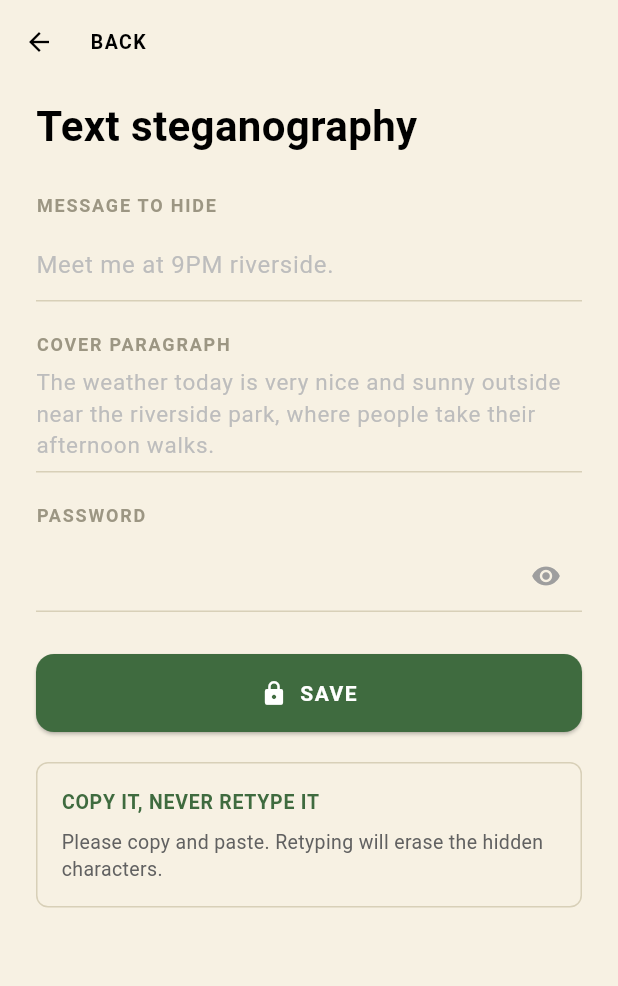
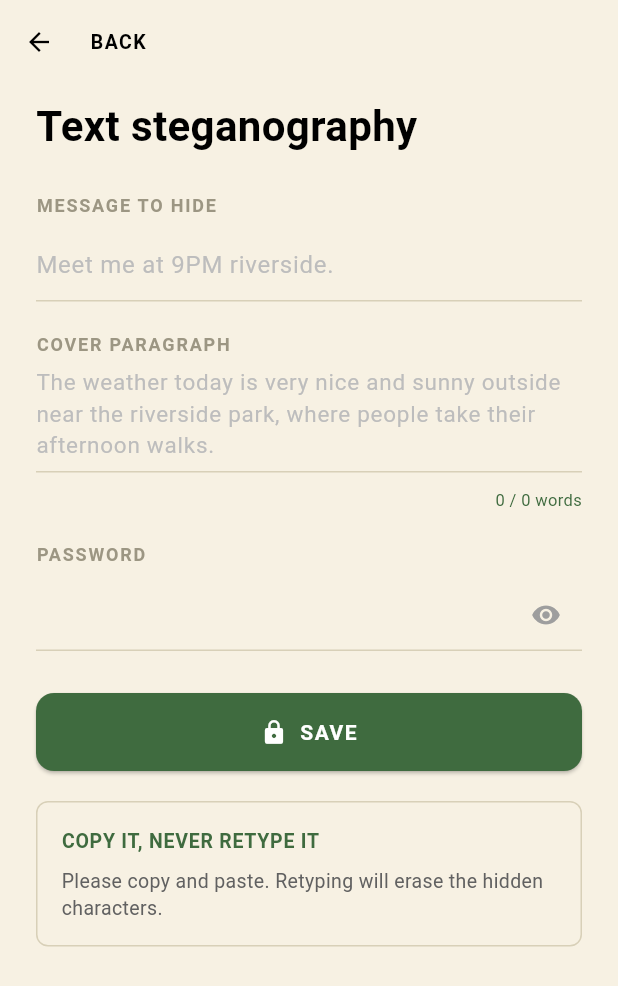
Before and after one commit to ThoeunYanit/Bongkob_Mobile_Development_Project, a Flutter app: the screen it shows after launch, after a tap on "Text steganography", on a phone screen of 412 x 824 dp. Shown: the top 986 px of the screen. Run offline on Flutter 3.47's test engine with Material 3 defaults, Android fonts, the phone set to English and light mode, and no system bars; missing offline and left inert: encrypt.

Commit message:
done bottom naviagtion bar, adding wordCount

```diff
--- a/lib/data/services/text_stegano_service.dart
+++ b/lib/data/services/text_stegano_service.dart
@@ -49,7 +49,8 @@ class TextSteganoService {
     for (int i = 0; i < words.length; i++) {
       buffer.write(words[i]);
       if (i < bits.length) {
-        buffer.write(bits[i] == 0 ? _bit0 : _bit1);
+        buffer.write(' '); // keep space
+        buffer.write(bits[i] == 0 ? _bit0 : _bit1); // add invisible char
       } else if (i < words.length - 1) {
         buffer.write(' ');
       }
@@ -143,4 +144,16 @@ class TextSteganoService {
     }
     return buffer.toString();
   }
+
+  // returns how many word gaps are needed to carry the payload
+  // only depends on message length not password
+  // returns 0 if message is empty
+  int wordsNeeded(String message) {
+    if (message.isEmpty) {
+      return 0;
+    }
+    final encrypted = _crypto.encrypt(message, 'passwordPlaceholder');
+    final payload = _crypto.header + encrypted;
+    return _toBits(payload).length + 1; // word = gap+ 1 // Hello[0]World.
+  }
 }
--- a/lib/main.dart
+++ b/lib/main.dart
@@ -1,5 +1,6 @@
+import 'package:bongkob_project_v2/ui/screens/main_screen.dart';
 import 'package:flutter/material.dart';
-import 'ui/screens/encode/encode_home_screen.dart';
+
 
 void main() {
   runApp(const BongkobApp());
@@ -12,7 +13,7 @@ class BongkobApp extends StatelessWidget {
   Widget build(BuildContext context) {
     return const MaterialApp(
       debugShowCheckedModeBanner: false,
-      home: EncodeHomeScreen(),
+      home: MainScreen(),
     );
   }
 }
--- a/lib/ui/screens/encode/text_encode_screen.dart
+++ b/lib/ui/screens/encode/text_encode_screen.dart
@@ -19,8 +19,9 @@ class _TextEncodeScreenState extends State<TextEncodeScreen> {
 
   final service = TextSteganoService();
 
-  bool isSaving = false;
   bool showPassword = false;
+
+  int wordCount = 0; // get word count of cover paragraph
 
   // holds the encoded output — used only for copying, never displayed
   String? successMessage;
@@ -35,9 +36,8 @@ class _TextEncodeScreenState extends State<TextEncodeScreen> {
   }
 
   // called when user taps Save
-  void handleSave() {
+  void handleSave() async {
     setState(() {
-      isSaving = true;
       successMessage = null;
       errorMessage = null;
     });
@@ -49,7 +49,6 @@ class _TextEncodeScreenState extends State<TextEncodeScreen> {
     );
 
     setState(() {
-      isSaving = false;
       if (result.success) {
         successMessage = result.encodedText;
       } else {
@@ -77,6 +76,25 @@ class _TextEncodeScreenState extends State<TextEncodeScreen> {
   void handleDismiss() {
     setState(() => successMessage = null);
   }
+
+  // to get word count of cover paragraph
+  String get getWordCount {
+    final needed_word = service.wordsNeeded(messageController.text.trim());
+    final current = filterExtraSpace(coverController.text);
+
+    return '$current / $needed_word words';
+  }
+
+  Color get getWordCountColor {
+    final needed_word = service.wordsNeeded(messageController.text.trim());
+    final current = filterExtraSpace(coverController.text);
+
+    return current >= needed_word ? AppTheme.green : Colors.red;
+  }
+
+  int filterExtraSpace(String text) {
+    return text.trim().split(' ').where((word) => word.isNotEmpty).length;
+  } //filter extra space // Hello   WOrld => count as 2 // without it => 4 if we only filter ' '
 
   @override
   Widget build(BuildContext context) {
@@ -135,6 +153,7 @@ class _TextEncodeScreenState extends State<TextEncodeScreen> {
             const SizedBox(height: 8),
             TextField(
               controller: messageController,
+              onChanged: (value) => setState(() {}),
               style: const TextStyle(fontSize: 16, color: Colors.black),
               decoration: InputDecoration(
                 hintText: 'Meet me at 9PM riverside.',
@@ -165,6 +184,7 @@ class _TextEncodeScreenState extends State<TextEncodeScreen> {
             const SizedBox(height: 6),
             TextField(
               controller: coverController,
+              onChanged: (value) => setState(() {}),
               minLines: 1,
               maxLines: null,
               style: const TextStyle(
@@ -192,6 +212,19 @@ class _TextEncodeScreenState extends State<TextEncodeScreen> {
                 ),
               ),
             ),
+
+            //  ── wordCount ──
+            const SizedBox(height: 10),
+            Row(
+              mainAxisAlignment: MainAxisAlignment.end,
+              children: [
+                Text(
+                  getWordCount,
+                  style: TextStyle(color: getWordCountColor, fontSize: 11),
+                ),
+              ],
+            ),
+
             const SizedBox(height: 20),
 
             // ── PASSWORD ──
@@ -236,23 +269,14 @@ class _TextEncodeScreenState extends State<TextEncodeScreen> {
               width: double.infinity,
               height: 52,
               child: ElevatedButton(
-                onPressed: isSaving ? null : handleSave,
+                onPressed: handleSave,
                 style: ElevatedButton.styleFrom(
                   backgroundColor: AppTheme.green,
                   shape: RoundedRectangleBorder(
                     borderRadius: BorderRadius.circular(12),
                   ),
                 ),
-                child: isSaving
-                    ? const SizedBox(
-                        width: 22,
-                        height: 22,
-                        child: CircularProgressIndicator(
-                          color: Colors.white,
-                          strokeWidth: 2,
-                        ),
-                      )
-                    : const Row(
+                child: const Row(
                   mainAxisAlignment: MainAxisAlignment.center,
                   children: [
                     Icon(Icons.lock, color: Colors.white, size: 18),
--- /dev/null
+++ b/lib/ui/screens/main_screen.dart
@@ -0,0 +1,67 @@
+import 'package:bongkob_project_v2/ui/screens/decode_screen.dart';
+import 'package:bongkob_project_v2/ui/screens/encode/encode_home_screen.dart';
+import 'package:bongkob_project_v2/ui/screens/profile_screen.dart';
+import 'package:bongkob_project_v2/ui/screens/vault_screen.dart';
+import 'package:flutter/material.dart';
+
+import '../../theme/app_theme.dart';
+
+enum AppTab { encode, decode, vault, profile }
+
+class MainScreen extends StatefulWidget {
+  const MainScreen({super.key});
+
+  @override
+  State<MainScreen> createState() => _MainScreenState();
+}
+
+class _MainScreenState extends State<MainScreen> {
+  AppTab currentTab = AppTab.encode; // set default screen to Encode Home Screen
+
+  // get current screen
+  Widget currentScreen(AppTab tab) {
+    switch (tab) {
+      case AppTab.encode:
+        return const EncodeHomeScreen();
+      case AppTab.decode:
+        return const DecodeScreen();
+      case AppTab.vault:
+        return const VaultScreen();
+      case AppTab.profile:
+        return const ProfileScreen();
+    }
+  }
+
+  //build bottom navigation bar
+  //AppTab.values will generate a list of enum [AppTab.encode, AppTab.decode, AppTab.vault, AppTab.profile]
+  Widget buildBottomNavigationBar() {
+    return BottomNavigationBar(
+      currentIndex:
+          currentTab.index, // to highlight which icon is currently active
+      onTap: (index) {
+        setState(() {
+          print(index); //for simulate index (tab)
+          currentTab = AppTab.values[index];
+        });
+      },
+      selectedItemColor: Colors.black,
+      unselectedItemColor: Colors.grey,
+      backgroundColor: AppTheme.background,
+      type: BottomNavigationBarType.fixed,
+      items: [
+        BottomNavigationBarItem(icon: Icon(Icons.lock), label: 'Encode'),
+        BottomNavigationBarItem(icon: Icon(Icons.lock_open), label: 'Decode'),
+        BottomNavigationBarItem(icon: Icon(Icons.inventory_2), label: 'Vault'),
+        BottomNavigationBarItem(icon: Icon(Icons.person), label: 'Profile'),
+      ],
+    );
+  }
+
+  @override
+  Widget build(BuildContext context) {
+    return Scaffold(
+      body: currentScreen(currentTab),
+      bottomNavigationBar: buildBottomNavigationBar(),
+    );
+  }
+}
```
Also changed, not shown: lib/ui/screens/decode_screen.dart (added, +10 -0 lines), lib/ui/screens/profile_screen.dart (added, +10 -0 lines), lib/ui/screens/vault_screen.dart (added, +10 -0 lines). Lines whose indentation alone changed are shown as unchanged.
